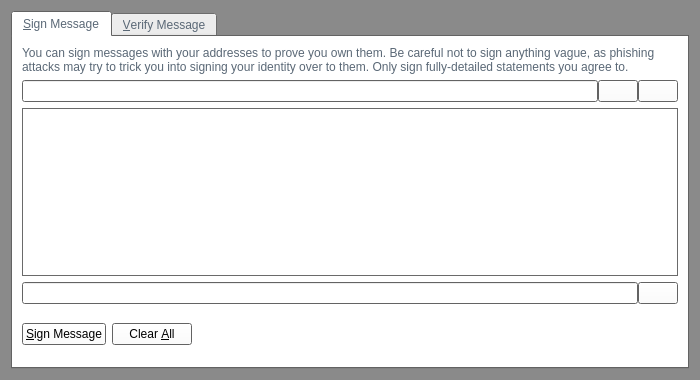
First picture: the form in src/qt/forms/signverifymessagedialog.ui, repository Sterlingcoin/Sterlingcoin-1.6.2.0-Release, before the edit.
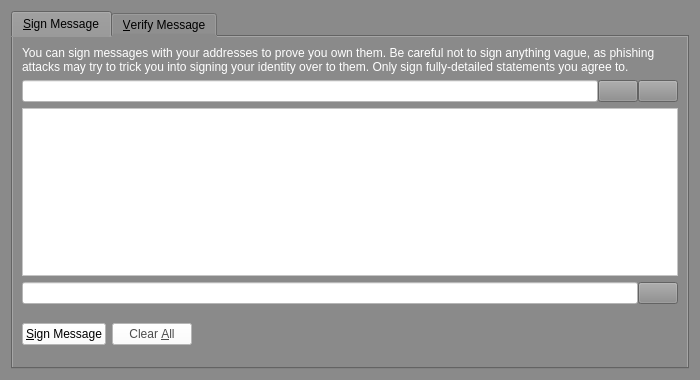
Second picture: the form after the edit. Icons and pictures are not drawn. Custom widgets are drawn as their Qt base class.

Diff of the .ui file:
```diff
--- a/src/qt/forms/signverifymessagedialog.ui
+++ b/src/qt/forms/signverifymessagedialog.ui
@@ -446,6 +446,15 @@
           </color>
          </brush>
         </colorrole>
+        <colorrole role="Button">
+         <brush brushstyle="SolidPattern">
+          <color alpha="255">
+           <red>138</red>
+           <green>138</green>
+           <blue>138</blue>
+          </color>
+         </brush>
+        </colorrole>
         <colorrole role="Text">
          <brush brushstyle="SolidPattern">
           <color alpha="255">
@@ -464,6 +473,24 @@
           </color>
          </brush>
         </colorrole>
+        <colorrole role="Base">
+         <brush brushstyle="SolidPattern">
+          <color alpha="255">
+           <red>138</red>
+           <green>138</green>
+           <blue>138</blue>
+          </color>
+         </brush>
+        </colorrole>
+        <colorrole role="Window">
+         <brush brushstyle="SolidPattern">
+          <color alpha="255">
+           <red>138</red>
+           <green>138</green>
+           <blue>138</blue>
+          </color>
+         </brush>
+        </colorrole>
         <colorrole role="Shadow">
          <brush brushstyle="SolidPattern">
           <color alpha="255">
@@ -493,6 +520,15 @@
           </color>
          </brush>
         </colorrole>
+        <colorrole role="Button">
+         <brush brushstyle="SolidPattern">
+          <color alpha="255">
+           <red>138</red>
+           <green>138</green>
+           <blue>138</blue>
+          </color>
+         </brush>
+        </colorrole>
         <colorrole role="Text">
          <brush brushstyle="SolidPattern">
           <color alpha="255">
@@ -511,6 +547,24 @@
           </color>
          </brush>
         </colorrole>
+        <colorrole role="Base">
+         <brush brushstyle="SolidPattern">
+          <color alpha="255">
+           <red>138</red>
+           <green>138</green>
+           <blue>138</blue>
+          </color>
+         </brush>
+        </colorrole>
+        <colorrole role="Window">
+         <brush brushstyle="SolidPattern">
+          <color alpha="255">
+           <red>138</red>
+           <green>138</green>
+           <blue>138</blue>
+          </color>
+         </brush>
+        </colorrole>
         <colorrole role="Shadow">
          <brush brushstyle="SolidPattern">
           <color alpha="255">
@@ -540,6 +594,15 @@
           </color>
          </brush>
         </colorrole>
+        <colorrole role="Button">
+         <brush brushstyle="SolidPattern">
+          <color alpha="255">
+           <red>138</red>
+           <green>138</green>
+           <blue>138</blue>
+          </color>
+         </brush>
+        </colorrole>
         <colorrole role="Text">
          <brush brushstyle="SolidPattern">
           <color alpha="255">
@@ -558,6 +621,24 @@
           </color>
          </brush>
         </colorrole>
+        <colorrole role="Base">
+         <brush brushstyle="SolidPattern">
+          <color alpha="255">
+           <red>138</red>
+           <green>138</green>
+           <blue>138</blue>
+          </color>
+         </brush>
+        </colorrole>
+        <colorrole role="Window">
+         <brush brushstyle="SolidPattern">
+          <color alpha="255">
+           <red>138</red>
+           <green>138</green>
+           <blue>138</blue>
+          </color>
+         </brush>
+        </colorrole>
         <colorrole role="Shadow">
          <brush brushstyle="SolidPattern">
           <color alpha="255">
@@ -579,6 +660,9 @@
        </disabled>
       </palette>
      </property>
+     <property name="styleSheet">
+      <string notr="true">background-color: rgb(138, 138, 138);</string>
+     </property>
      <property name="currentIndex">
       <number>0</number>
      </property>
@@ -589,6 +673,151 @@
       <layout class="QVBoxLayout" name="verticalLayout_SM">
        <item>
         <widget class="QLabel" name="infoLabel_SM">
+         <property name="palette">
+          <palette>
+           <active>
+            <colorrole role="WindowText">
+             <brush brushstyle="SolidPattern">
+              <color alpha="255">
+               <red>255</red>
+               <green>255</green>
+               <blue>255</blue>
+              </color>
+             </brush>
+            </colorrole>
+            <colorrole role="Button">
+             <brush brushstyle="SolidPattern">
+              <color alpha="255">
+               <red>138</red>
+               <green>138</green>
+               <blue>138</blue>
+              </color>
+             </brush>
+            </colorrole>
+            <colorrole role="Text">
+             <brush brushstyle="SolidPattern">
+              <color alpha="255">
+               <red>255</red>
+               <green>255</green>
+               <blue>255</blue>
+              </color>
+             </brush>
+            </colorrole>
+            <colorrole role="Base">
+             <brush brushstyle="SolidPattern">
+              <color alpha="255">
+               <red>138</red>
+               <green>138</green>
+               <blue>138</blue>
+              </color>
+             </brush>
+            </colorrole>
+            <colorrole role="Window">
+             <brush brushstyle="SolidPattern">
+              <color alpha="255">
+               <red>138</red>
+               <green>138</green>
+               <blue>138</blue>
+              </color>
+             </brush>
+            </colorrole>
+           </active>
+           <inactive>
+            <colorrole role="WindowText">
+             <brush brushstyle="SolidPattern">
+              <color alpha="255">
+               <red>255</red>
+               <green>255</green>
+               <blue>255</blue>
+              </color>
+             </brush>
+            </colorrole>
+            <colorrole role="Button">
+             <brush brushstyle="SolidPattern">
+              <color alpha="255">
+               <red>138</red>
+               <green>138</green>
+               <blue>138</blue>
+              </color>
+             </brush>
+            </colorrole>
+            <colorrole role="Text">
+             <brush brushstyle="SolidPattern">
+              <color alpha="255">
+               <red>255</red>
+               <green>255</green>
+               <blue>255</blue>
+              </color>
+             </brush>
+            </colorrole>
+            <colorrole role="Base">
+             <brush brushstyle="SolidPattern">
+              <color alpha="255">
+               <red>138</red>
+               <green>138</green>
+               <blue>138</blue>
+              </color>
+             </brush>
+            </colorrole>
+            <colorrole role="Window">
+             <brush brushstyle="SolidPattern">
+              <color alpha="255">
+               <red>138</red>
+               <green>138</green>
+               <blue>138</blue>
+              </color>
+             </brush>
+            </colorrole>
+           </inactive>
+           <disabled>
+            <colorrole role="WindowText">
+             <brush brushstyle="SolidPattern">
+              <color alpha="255">
+               <red>69</red>
+               <green>69</green>
+               <blue>69</blue>
+              </color>
+             </brush>
+            </colorrole>
+            <colorrole role="Button">
+             <brush brushstyle="SolidPattern">
+              <color alpha="255">
+               <red>138</red>
+               <green>138</green>
+               <blue>138</blue>
+              </color>
+             </brush>
+            </colorrole>
+            <colorrole role="Text">
+             <brush brushstyle="SolidPattern">
+              <color alpha="255">
+               <red>69</red>
+               <green>69</green>
+               <blue>69</blue>
+              </color>
+             </brush>
+            </colorrole>
+            <colorrole role="Base">
+             <brush brushstyle="SolidPattern">
+              <color alpha="255">
+               <red>138</red>
+               <green>138</green>
+               <blue>138</blue>
+              </color>
+             </brush>
+            </colorrole>
+            <colorrole role="Window">
+             <brush brushstyle="SolidPattern">
+              <color alpha="255">
+               <red>138</red>
+               <green>138</green>
+               <blue>138</blue>
+              </color>
+             </brush>
+            </colorrole>
+           </disabled>
+          </palette>
+         </property>
          <property name="text">
           <string>You can sign messages with your addresses to prove you own them. Be careful not to sign anything vague, as phishing attacks may try to trick you into signing your identity over to them. Only sign fully-detailed statements you agree to.</string>
          </property>
@@ -610,6 +839,9 @@
            <property name="toolTip">
             <string>The address to sign the message with (e.g. Sjz75uKHzUQJnSdzvpiigEGxseKkDhQToX)</string>
            </property>
+           <property name="styleSheet">
+            <string notr="true">background-color: rgb(255, 255, 255);</string>
+           </property>
            <property name="maxLength">
             <number>34</number>
            </property>
@@ -662,6 +894,9 @@
          <property name="toolTip">
           <string>Enter the message you want to sign here</string>
          </property>
+         <property name="styleSheet">
+          <string notr="true">background-color: rgb(255, 255, 255);</string>
+         </property>
         </widget>
        </item>
        <item>
@@ -671,11 +906,105 @@
          </property>
          <item>
           <widget class="QLineEdit" name="signatureOut_SM">
+           <property name="palette">
+            <palette>
+             <active>
+              <colorrole role="Button">
+               <brush brushstyle="SolidPattern">
+                <color alpha="255">
+                 <red>255</red>
+                 <green>255</green>
+                 <blue>255</blue>
+                </color>
+               </brush>
+              </colorrole>
+              <colorrole role="Base">
+               <brush brushstyle="SolidPattern">
+                <color alpha="255">
+                 <red>255</red>
+                 <green>255</green>
+                 <blue>255</blue>
+                </color>
+               </brush>
+              </colorrole>
+              <colorrole role="Window">
+               <brush brushstyle="SolidPattern">
+                <color alpha="255">
+                 <red>255</red>
+                 <green>255</green>
+                 <blue>255</blue>
+                </color>
+               </brush>
+              </colorrole>
+             </active>
+             <inactive>
+              <colorrole role="Button">
+               <brush brushstyle="SolidPattern">
+                <color alpha="255">
+                 <red>255</red>
+                 <green>255</green>
+                 <blue>255</blue>
+                </color>
+               </brush>
+              </colorrole>
+              <colorrole role="Base">
+               <brush brushstyle="SolidPattern">
+                <color alpha="255">
+                 <red>255</red>
+                 <green>255</green>
+                 <blue>255</blue>
+                </color>
+               </brush>
+              </colorrole>
+              <colorrole role="Window">
+               <brush brushstyle="SolidPattern">
+                <color alpha="255">
+                 <red>255</red>
+                 <green>255</green>
+                 <blue>255</blue>
+                </color>
+               </brush>
+              </colorrole>
+             </inactive>
+             <disabled>
+              <colorrole role="Button">
+               <brush brushstyle="SolidPattern">
+                <color alpha="255">
+                 <red>255</red>
+                 <green>255</green>
+                 <blue>255</blue>
+                </color>
+               </brush>
+              </colorrole>
+              <colorrole role="Base">
+               <brush brushstyle="SolidPattern">
+                <color alpha="255">
+                 <red>255</red>
+                 <green>255</green>
+                 <blue>255</blue>
+                </color>
+               </brush>
+              </colorrole>
+              <colorrole role="Window">
+               <brush brushstyle="SolidPattern">
+                <color alpha="255">
+                 <red>255</red>
+                 <green>255</green>
+                 <blue>255</blue>
+                </color>
+               </brush>
+              </colorrole>
+             </disabled>
+            </palette>
+           </property>
            <property name="font">
             <font>
              <italic>true</italic>
             </font>
            </property>
+           <property name="styleSheet">
+            <string notr="true">background-color: rgb(255, 255, 255);</string>
+           </property>
            <property name="readOnly">
             <bool>true</bool>
            </property>
@@ -716,6 +1045,15 @@
                 </color>
                </brush>
               </colorrole>
+              <colorrole role="Button">
+               <brush brushstyle="SolidPattern">
+                <color alpha="255">
+                 <red>255</red>
+                 <green>255</green>
+                 <blue>255</blue>
+                </color>
+               </brush>
+              </colorrole>
               <colorrole role="Dark">
                <brush brushstyle="SolidPattern">
                 <color alpha="255">
@@ -752,6 +1090,24 @@
                 </color>
                </brush>
               </colorrole>
+              <colorrole role="Base">
+               <brush brushstyle="SolidPattern">
+                <color alpha="255">
+                 <red>255</red>
+                 <green>255</green>
+                 <blue>255</blue>
+                </color>
+               </brush>
+              </colorrole>
+              <colorrole role="Window">
+               <brush brushstyle="SolidPattern">
+                <color alpha="255">
+                 <red>255</red>
+                 <green>255</green>
+                 <blue>255</blue>
+                </color>
+               </brush>
+              </colorrole>
              </active>
              <inactive>
               <colorrole role="WindowText">
@@ -763,6 +1119,15 @@
                 </color>
                </brush>
               </colorrole>
+              <colorrole role="Button">
+               <brush brushstyle="SolidPattern">
+                <color alpha="255">
+                 <red>255</red>
+                 <green>255</green>
+                 <blue>255</blue>
+                </color>
+               </brush>
+              </colorrole>
               <colorrole role="Dark">
                <brush brushstyle="SolidPattern">
                 <color alpha="255">
@@ -799,6 +1164,24 @@
                 </color>
                </brush>
               </colorrole>
+              <colorrole role="Base">
+               <brush brushstyle="SolidPattern">
+                <color alpha="255">
+                 <red>255</red>
+                 <green>255</green>
+                 <blue>255</blue>
+                </color>
+               </brush>
+              </colorrole>
+              <colorrole role="Window">
+               <brush brushstyle="SolidPattern">
+                <color alpha="255">
+                 <red>255</red>
+                 <green>255</green>
+                 <blue>255</blue>
+                </color>
+               </brush>
+              </colorrole>
              </inactive>
              <disabled>
               <colorrole role="WindowText">
@@ -810,6 +1193,15 @@
                 </color>
                </brush>
               </colorrole>
+              <colorrole role="Button">
+               <brush brushstyle="SolidPattern">
+                <color alpha="255">
+                 <red>255</red>
+                 <green>255</green>
+                 <blue>255</blue>
+                </color>
+               </brush>
+              </colorrole>
               <colorrole role="Dark">
                <brush brushstyle="SolidPattern">
                 <color alpha="255">
@@ -846,12 +1238,33 @@
                 </color>
                </brush>
               </colorrole>
+              <colorrole role="Base">
+               <brush brushstyle="SolidPattern">
+                <color alpha="255">
+                 <red>255</red>
+                 <green>255</green>
+                 <blue>255</blue>
+                </color>
+               </brush>
+              </colorrole>
+              <colorrole role="Window">
+               <brush brushstyle="SolidPattern">
+                <color alpha="255">
+                 <red>255</red>
+                 <green>255</green>
+                 <blue>255</blue>
+                </color>
+               </brush>
+              </colorrole>
              </disabled>
             </palette>
            </property>
            <property name="toolTip">
             <string>Sign the message to prove you own this Sterlingcoin address</string>
            </property>
+           <property name="styleSheet">
+            <string notr="true">background-color: rgb(255, 255, 255);</string>
+           </property>
            <property name="text">
             <string>&amp;Sign Message</string>
            </property>
@@ -869,28 +1282,91 @@
            <property name="palette">
             <palette>
              <active>
+              <colorrole role="Button">
+               <brush brushstyle="SolidPattern">
+                <color alpha="255">
+                 <red>255</red>
+                 <green>255</green>
+                 <blue>255</blue>
+                </color>
+               </brush>
+              </colorrole>
               <colorrole role="ButtonText">
                <brush brushstyle="SolidPattern">
                 <color alpha="255">
-                 <red>0</red>
-                 <green>0</green>
-                 <blue>0</blue>
+                 <red>76</red>
+                 <green>76</green>
+                 <blue>76</blue>
+                </color>
+               </brush>
+              </colorrole>
+              <colorrole role="Base">
+               <brush brushstyle="SolidPattern">
+                <color alpha="255">
+                 <red>255</red>
+                 <green>255</green>
+                 <blue>255</blue>
+                </color>
+               </brush>
+              </colorrole>
+              <colorrole role="Window">
+               <brush brushstyle="SolidPattern">
+                <color alpha="255">
+                 <red>255</red>
+                 <green>255</green>
+                 <blue>255</blue>
                 </color>
                </brush>
               </colorrole>
              </active>
              <inactive>
+              <colorrole role="Button">
+               <brush brushstyle="SolidPattern">
+                <color alpha="255">
+                 <red>255</red>
+                 <green>255</green>
+                 <blue>255</blue>
+                </color>
+               </brush>
+              </colorrole>
               <colorrole role="ButtonText">
                <brush brushstyle="SolidPattern">
                 <color alpha="255">
-                 <red>0</red>
-                 <green>0</green>
-                 <blue>0</blue>
+                 <red>76</red>
+                 <green>76</green>
+                 <blue>76</blue>
+                </color>
+               </brush>
+              </colorrole>
+              <colorrole role="Base">
+               <brush brushstyle="SolidPattern">
+                <color alpha="255">
+                 <red>255</red>
+                 <green>255</green>
+                 <blue>255</blue>
+                </color>
+               </brush>
+              </colorrole>
+              <colorrole role="Window">
+               <brush brushstyle="SolidPattern">
+                <color alpha="255">
+                 <red>255</red>
+                 <green>255</green>
+                 <blue>255</blue>
                 </color>
                </brush>
               </colorrole>
              </inactive>
              <disabled>
+              <colorrole role="Button">
+               <brush brushstyle="SolidPattern">
+                <color alpha="255">
+                 <red>255</red>
+                 <green>255</green>
+                 <blue>255</blue>
+                </color>
+               </brush>
+              </colorrole>
               <colorrole role="ButtonText">
                <brush brushstyle="SolidPattern">
                 <color alpha="255">
@@ -900,12 +1376,33 @@
                 </color>
                </brush>
               </colorrole>
+              <colorrole role="Base">
+               <brush brushstyle="SolidPattern">
+                <color alpha="255">
+                 <red>255</red>
+                 <green>255</green>
+                 <blue>255</blue>
+                </color>
+               </brush>
+              </colorrole>
+              <colorrole role="Window">
+               <brush brushstyle="SolidPattern">
+                <color alpha="255">
+                 <red>255</red>
+                 <green>255</green>
+                 <blue>255</blue>
+                </color>
+               </brush>
+              </colorrole>
              </disabled>
             </palette>
            </property>
            <property name="toolTip">
             <string>Reset all sign message fields</string>
            </property>
+           <property name="styleSheet">
+            <string notr="true">background-color: rgb(255, 255, 255);</string>
+           </property>
            <property name="text">
             <string>Clear &amp;All</string>
            </property>
```
Left out of the diff: 381 changed lines with no effect on the pictures.
